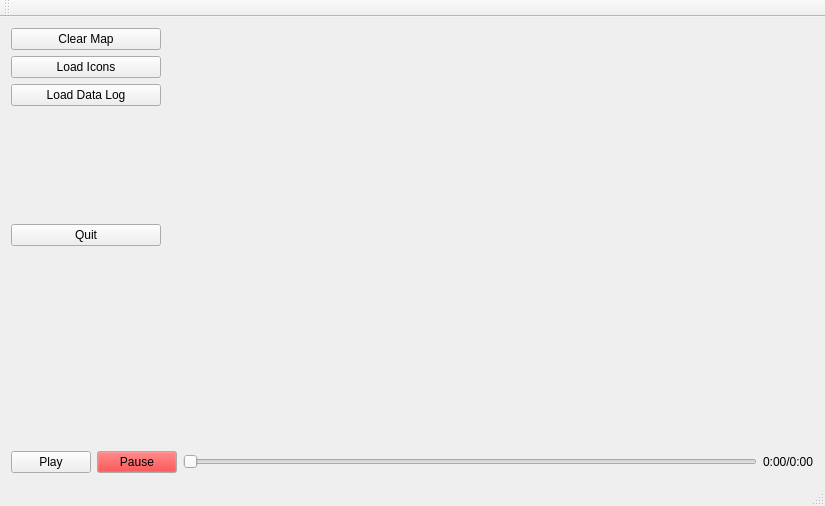
Qt form CoMapOviPlayer/mainwindow.ui (lewkoo/CoMapScalePlayer) before a commit.
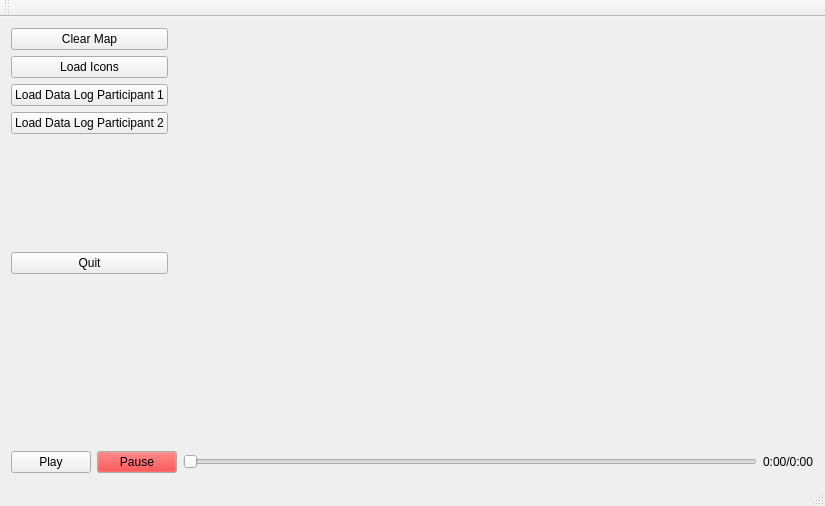
The same form after that commit.

What changed in the file:
```diff
--- a/CoMapOviPlayer/mainwindow.ui
+++ b/CoMapOviPlayer/mainwindow.ui
@@ -118,7 +118,14 @@
         <item>
          <widget class="QPushButton" name="btnLoadLogFile">
           <property name="text">
-           <string>Load Data Log</string>
+           <string>Load Data Log Participant 1</string>
+          </property>
+         </widget>
+        </item>
+        <item>
+         <widget class="QPushButton" name="btnLoadLogFile2">
+          <property name="text">
+           <string>Load Data Log Participant 2</string>
           </property>
          </widget>
         </item>
```
